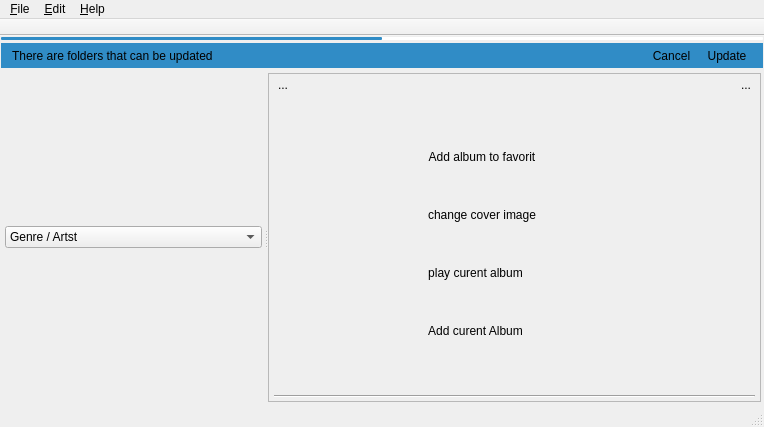
First picture: the form in mainwindow.ui, repository zakariakov/goldfinch, before the edit.
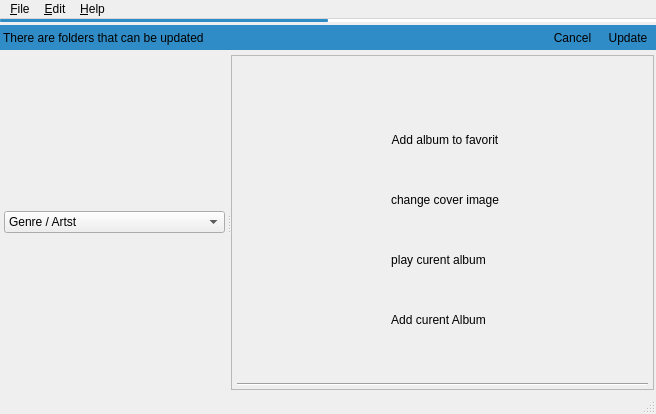
Second picture: the form after the edit. Icons and pictures are not drawn.

```diff
--- a/mainwindow.ui
+++ b/mainwindow.ui
@@ -6,8 +6,8 @@
    <rect>
     <x>0</x>
     <y>0</y>
-    <width>764</width>
-    <height>427</height>
+    <width>656</width>
+    <height>414</height>
    </rect>
   </property>
   <property name="contextMenuPolicy">
@@ -22,16 +22,16 @@
      <number>3</number>
     </property>
     <property name="leftMargin">
-     <number>1</number>
+     <number>0</number>
     </property>
     <property name="topMargin">
-     <number>1</number>
+     <number>0</number>
     </property>
     <property name="rightMargin">
-     <number>1</number>
+     <number>0</number>
     </property>
     <property name="bottomMargin">
-     <number>1</number>
+     <number>0</number>
     </property>
     <item>
      <widget class="QProgressBar" name="progressBarUpdate">
@@ -87,9 +87,15 @@
 </string>
       </property>
       <layout class="QHBoxLayout" name="horizontalLayout">
+       <property name="leftMargin">
+        <number>3</number>
+       </property>
        <property name="topMargin">
         <number>3</number>
        </property>
+       <property name="rightMargin">
+        <number>3</number>
+       </property>
        <property name="bottomMargin">
         <number>3</number>
        </property>
@@ -258,38 +264,6 @@
               <property name="bottomMargin">
                <number>0</number>
               </property>
-              <item>
-               <widget class="QToolButton" name="tb_paneContent">
-                <property name="toolTip">
-                 <string>Show/Hide Contents</string>
-                </property>
-                <property name="styleSheet">
-                 <string notr="true"/>
-                </property>
-                <property name="text">
-                 <string>...</string>
-                </property>
-                <property name="icon">
-                 <iconset resource="icons.qrc">
-                  <normaloff>:/icons/pane-hide.png</normaloff>:/icons/pane-hide.png</iconset>
-                </property>
-                <property name="iconSize">
-                 <size>
-                  <width>16</width>
-                  <height>16</height>
-                 </size>
-                </property>
-                <property name="shortcut">
-                 <string notr="true">Ctrl+K</string>
-                </property>
-                <property name="checkable">
-                 <bool>true</bool>
-                </property>
-                <property name="autoRaise">
-                 <bool>true</bool>
-                </property>
-               </widget>
-              </item>
               <item>
                <widget class="QToolButton" name="toolButtonG">
                 <property name="text">
@@ -342,35 +316,6 @@
                 </property>
                </spacer>
               </item>
-              <item>
-               <widget class="QToolButton" name="tb_panePlaylist">
-                <property name="toolTip">
-                 <string>Show/Hide Playlist</string>
-                </property>
-                <property name="text">
-                 <string>...</string>
-                </property>
-                <property name="icon">
-                 <iconset resource="icons.qrc">
-                  <normaloff>:/icons/pane-show.png</normaloff>:/icons/pane-show.png</iconset>
-                </property>
-                <property name="iconSize">
-                 <size>
-                  <width>16</width>
-                  <height>16</height>
-                 </size>
-                </property>
-                <property name="shortcut">
-                 <string notr="true">Ctrl+L</string>
-                </property>
-                <property name="checkable">
-                 <bool>true</bool>
-                </property>
-                <property name="autoRaise">
-                 <bool>true</bool>
-                </property>
-               </widget>
-              </item>
              </layout>
             </widget>
            </item>
@@ -610,8 +555,8 @@
     <rect>
      <x>0</x>
      <y>0</y>
-     <width>764</width>
-     <height>22</height>
+     <width>656</width>
+     <height>21</height>
     </rect>
    </property>
    <widget class="QMenu" name="menuFile">
@@ -633,23 +578,6 @@
    <addaction name="menuEdit"/>
    <addaction name="menuHelp"/>
   </widget>
-  <widget class="QToolBar" name="toolBar">
-   <property name="windowTitle">
-    <string>toolBar</string>
-   </property>
-   <property name="movable">
-    <bool>false</bool>
-   </property>
-   <property name="floatable">
-    <bool>false</bool>
-   </property>
-   <attribute name="toolBarArea">
-    <enum>TopToolBarArea</enum>
-   </attribute>
-   <attribute name="toolBarBreak">
-    <bool>false</bool>
-   </attribute>
-  </widget>
  </widget>
  <layoutdefault spacing="6" margin="11"/>
  <resources>
```
